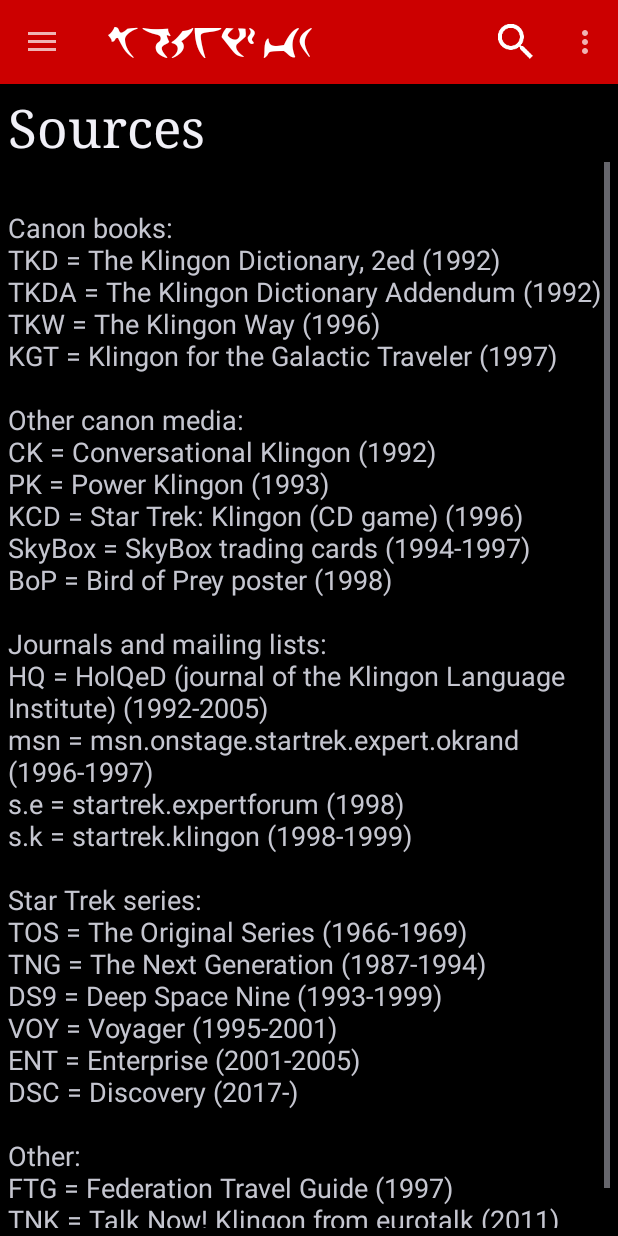
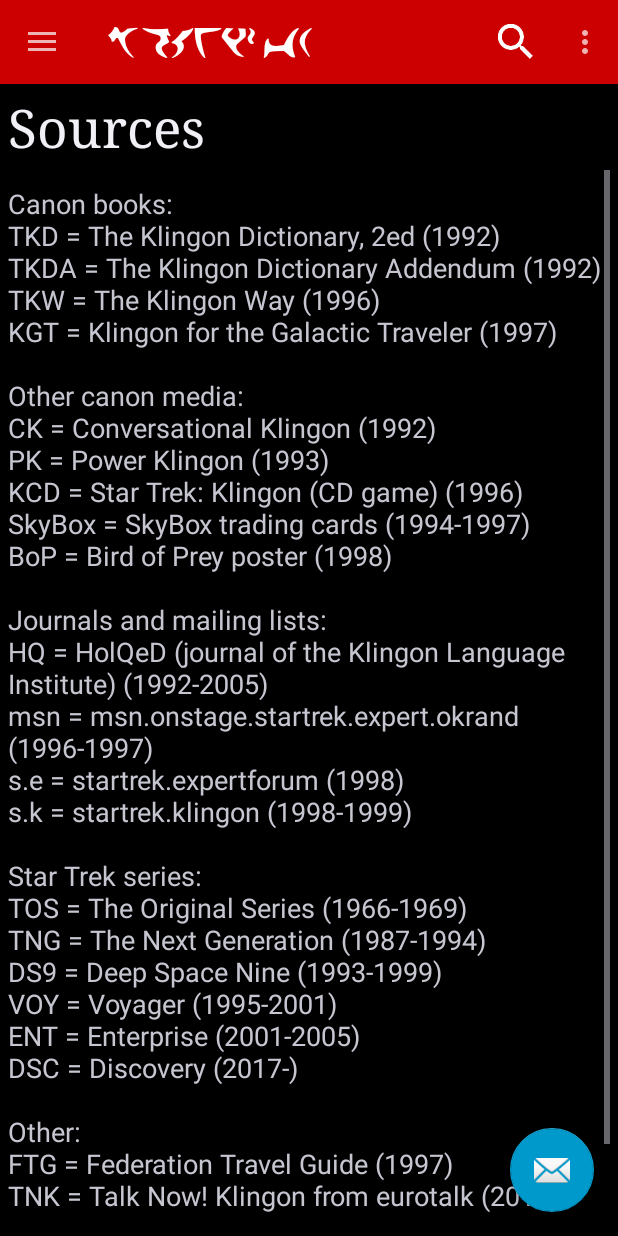
Before and after one commit to De7vID/klingon-assistant-data, an Android app: the SourcesActivity screen opened directly, with no data from a screen before it, on a phone screen of 412 x 824 dp. Run offline under Robolectric (Android 15) with nearby library versions, the phone set to English and light mode, and no system bars.

Commit message:
add floating action button, also appropriate padding to layouts

```diff
--- a/KlingonAssistant-v2/app/src/main/java/org/tlhInganHol/android/klingonassistant_v2/BaseActivity.java
+++ b/KlingonAssistant-v2/app/src/main/java/org/tlhInganHol/android/klingonassistant_v2/BaseActivity.java
@@ -26,7 +26,9 @@ import android.net.Uri;
 import android.os.Bundle;
 import android.preference.PreferenceManager;
 import android.support.constraint.ConstraintLayout;
+import android.support.design.widget.FloatingActionButton;
 import android.support.design.widget.NavigationView;
+import android.support.design.widget.Snackbar;
 import android.support.v4.view.GravityCompat;
 import android.support.v4.widget.DrawerLayout;
 import android.support.v7.app.ActionBarDrawerToggle;
@@ -130,16 +132,16 @@ public class BaseActivity extends AppCompatActivity
         Spannable.SPAN_EXCLUSIVE_EXCLUSIVE);
     getSupportActionBar().setTitle(klingonAppName);
 
-    // FloatingActionButton fab = (FloatingActionButton) findViewById(R.id.fab);
-    // fab.setOnClickListener(
-    //     new View.OnClickListener() {
-    //       @Override
-    //       public void onClick(View view) {
-    //         Snackbar.make(view, "Replace with your own action", Snackbar.LENGTH_LONG)
-    //             .setAction("Action", null)
-    //             .show();
-    //       }
-    //     });
+    FloatingActionButton fab = (FloatingActionButton) findViewById(R.id.fab);
+    fab.setOnClickListener(
+        new View.OnClickListener() {
+          @Override
+          public void onClick(View view) {
+            Snackbar.make(view, "Replace with your own action", Snackbar.LENGTH_LONG)
+                .setAction("Action", null)
+                .show();
+          }
+        });
 
     DrawerLayout drawer = (DrawerLayout) findViewById(R.id.drawer_layout);
     ActionBarDrawerToggle toggle =
--- a/KlingonAssistant-v2/app/src/main/res/layout-de/prefix_chart.xml
+++ b/KlingonAssistant-v2/app/src/main/res/layout-de/prefix_chart.xml
@@ -29,6 +29,7 @@
             android:textSize="35sp"
             android:textColor="?android:textColorPrimary"
             android:typeface="serif"
+            android:paddingBottom="5dp"
             android:layout_width="wrap_content"
             android:layout_height="wrap_content" />
     <HorizontalScrollView
--- a/KlingonAssistant-v2/app/src/main/res/layout/app_bar_base.xml
+++ b/KlingonAssistant-v2/app/src/main/res/layout/app_bar_base.xml
@@ -17,7 +17,6 @@
 
     <include layout="@layout/content_base" />
 
-    <!--
     <android.support.design.widget.FloatingActionButton
         android:id="@+id/fab"
         android:layout_width="wrap_content"
@@ -25,6 +24,5 @@
         android:layout_gravity="bottom|end"
         android:layout_margin="@dimen/fab_margin"
         app:srcCompat="@android:drawable/ic_dialog_email" />
-        -->
 
 </android.support.design.widget.CoordinatorLayout>
--- a/KlingonAssistant-v2/app/src/main/res/layout/entry.xml
+++ b/KlingonAssistant-v2/app/src/main/res/layout/entry.xml
@@ -28,6 +28,7 @@
             android:textSize="35sp"
             android:textColor="?android:textColorPrimary"
             android:typeface="serif"
+            android:paddingBottom="5dp"
             android:layout_width="wrap_content"
             android:layout_height="wrap_content" />
     <!-- Definition can default to sans (embedded Klingon must be serif). -->
@@ -37,12 +38,15 @@
             android:layout_height="wrap_content"
             android:scrollbars="vertical"
             android:fillViewport="true">
+        <!-- The bottom padding is needed so the entry doesn't overlap with
+             the floating action button. -->
         <TextView
                 android:id="@+id/definition"
                 android:textSize="18sp"
                 android:textColor="?android:textColorSecondary"
                 android:typeface="sans"
                 android:paddingTop="10dp"
+                android:paddingBottom="70dp"
                 android:layout_width="fill_parent"
                 android:layout_height="fill_parent"
                 android:fillViewport="true"
--- a/KlingonAssistant-v2/app/src/main/res/layout/prefix_chart.xml
+++ b/KlingonAssistant-v2/app/src/main/res/layout/prefix_chart.xml
@@ -29,6 +29,7 @@
             android:textSize="35sp"
             android:textColor="?android:textColorPrimary"
             android:typeface="serif"
+            android:paddingBottom="5dp"
             android:layout_width="wrap_content"
             android:layout_height="wrap_content" />
     <HorizontalScrollView
--- a/KlingonAssistant-v2/app/src/main/res/layout/prefix_chart_tlh.xml
+++ b/KlingonAssistant-v2/app/src/main/res/layout/prefix_chart_tlh.xml
@@ -29,6 +29,7 @@
             android:textSize="35sp"
             android:textColor="?android:textColorPrimary"
             android:typeface="serif"
+            android:paddingBottom="5dp"
             android:layout_width="wrap_content"
             android:layout_height="wrap_content" />
     <HorizontalScrollView
--- a/KlingonAssistant-v2/app/src/main/res/layout/result.xml
+++ b/KlingonAssistant-v2/app/src/main/res/layout/result.xml
@@ -27,6 +27,7 @@
             android:id="@+id/entry_title"
             style="@android:style/TextAppearance.Large"
             android:typeface="serif"
+            android:paddingBottom="5dp"
             android:layout_width="wrap_content"
             android:layout_height="wrap_content" />
     <!-- Definition can default to sans (embedded Klingon must be serif). -->
--- a/KlingonAssistant-v2/app/src/main/res/layout/sources.xml
+++ b/KlingonAssistant-v2/app/src/main/res/layout/sources.xml
@@ -28,6 +28,7 @@
             android:textSize="35sp"
             android:textColor="?android:textColorPrimary"
             android:typeface="serif"
+            android:paddingBottom="5dp"
             android:layout_width="wrap_content"
             android:layout_height="wrap_content" />
     <!-- Definition can default to sans (embedded Klingon must be serif). -->
@@ -37,18 +38,20 @@
             android:layout_height="wrap_content"
             android:scrollbars="vertical"
             android:fillViewport="true">
+        <!-- The bottom padding is needed so the page doesn't overlap with
+             the floating action button. -->
         <TextView
                 android:id="@+id/definition"
                 android:textSize="18sp"
                 android:textColor="?android:textColorSecondary"
                 android:typeface="sans"
                 android:paddingTop="10dp"
+                android:paddingBottom="70dp"
                 android:layout_width="fill_parent"
                 android:layout_height="fill_parent"
                 android:fillViewport="true"
                 android:layout_weight="1.0"
-                android:text="
-\nCanon books:
+                android:text="Canon books:
 \nTKD = The Klingon Dictionary, 2ed (1992)
 \nTKDA = The Klingon Dictionary Addendum (1992)
 \nTKW = The Klingon Way (1996)
@@ -77,7 +80,6 @@
 \n
 \nOther:
 \nFTG = Federation Travel Guide (1997)
-\nTNK = Talk Now! Klingon from eurotalk (2011)
-\n"/>
+\nTNK = Talk Now! Klingon from eurotalk (2011)"/>
     </ScrollView>
 </LinearLayout>
```
